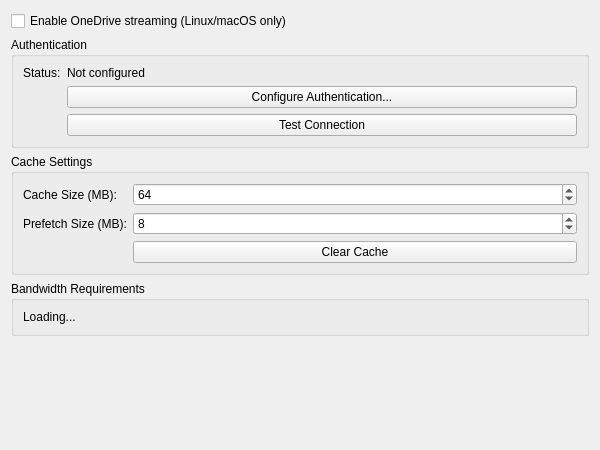
This is pcsx2-qt/Settings/OneDriveSettingsWidget.ui in js360000/pcsx2 as Qt 5 draws it before an edit. The edited form follows.
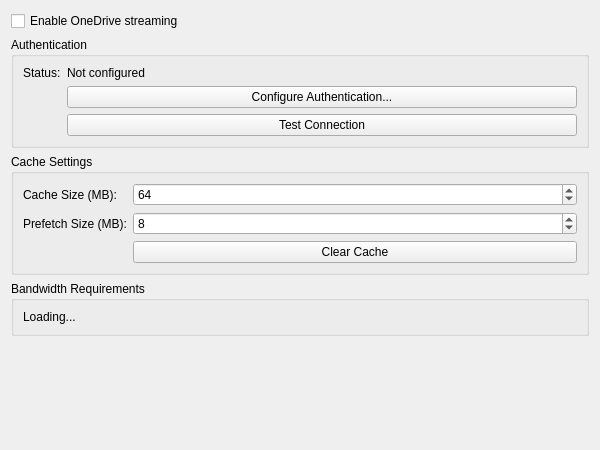
This is the edited form.

Commit message: Implement Windows support for OneDrive using WinHTTP API

```diff
--- a/pcsx2-qt/Settings/OneDriveSettingsWidget.ui
+++ b/pcsx2-qt/Settings/OneDriveSettingsWidget.ui
@@ -17,7 +17,7 @@
    <item>
     <widget class="QCheckBox" name="oneDriveEnable">
      <property name="text">
-      <string>Enable OneDrive streaming (Linux/macOS only)</string>
+      <string>Enable OneDrive streaming</string>
      </property>
     </widget>
    </item>
```
The commit also changes 2 other files.
